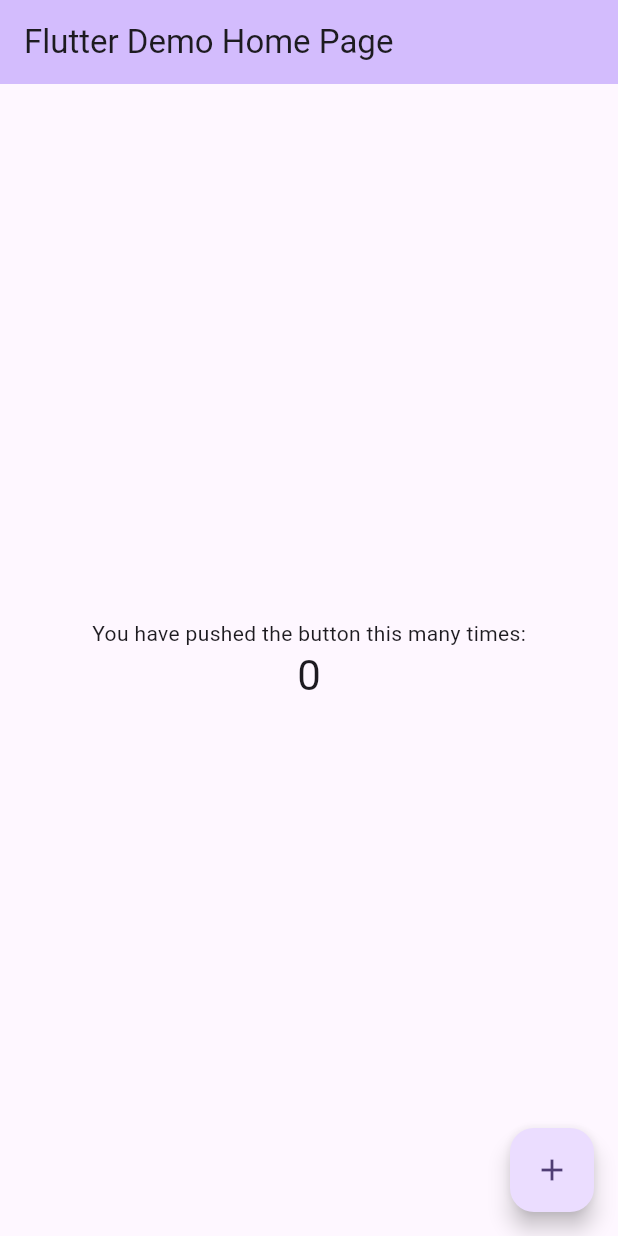
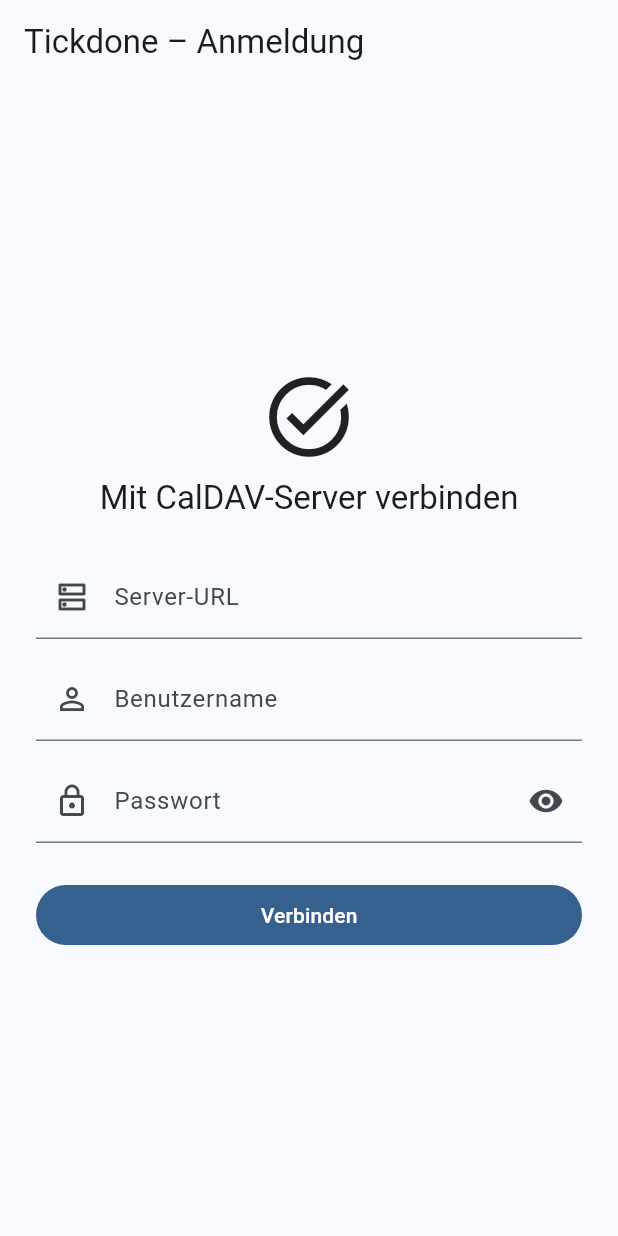
Before and after one commit to felixcrafter54/tickdone, a Flutter app: the screen it shows after launch, on a phone screen of 412 x 824 dp. Run offline on Flutter 3.47's test engine with Material 3 defaults, Android fonts, the phone set to English and light mode, and no system bars; missing offline and left inert: caldav.

Commit message:
Login-Screen und CalDAV-Listenuebersicht (Spec Schritt 1+2)
- Projektstruktur: lib/services, lib/state, lib/ui
- CalDavService: Verbindung mit Discovery und Pfad-Kandidaten
  (Basis-URL, /caldav, /radicale), klare Fehlermeldung bei 401
- AppState (ChangeNotifier + provider) als einfaches State-Management
- Anmeldebildschirm (Server-URL, Benutzer, Passwort) mit Validierung,
  Passwort wird noch nicht gespeichert
- Listenuebersicht: Collections mit VTODO, Farbe, Pull-to-Refresh, Abmelden
- Pakete: caldav 1.5.0, provider 6.1.5
- Widget-Tests fuer den Anmeldebildschirm

Co-Authored-By: Claude Fable 5 <noreply@anthropic.com>

```diff
--- a/lib/main.dart
+++ b/lib/main.dart
@@ -1,121 +1,28 @@
 import 'package:flutter/material.dart';
+import 'package:provider/provider.dart';
+
+import 'state/app_state.dart';
+import 'ui/login_screen.dart';
 
 void main() {
-  runApp(const MyApp());
+  runApp(const TickdoneApp());
 }
 
-class MyApp extends StatelessWidget {
-  const MyApp({super.key});
-
-  // This widget is the root of your application.
-  @override
-  Widget build(BuildContext context) {
-    return MaterialApp(
-      title: 'Flutter Demo',
-      theme: ThemeData(
-        // This is the theme of your application.
-        //
-        // TRY THIS: Try running your application with "flutter run". You'll see
-        // the application has a purple toolbar. Then, without quitting the app,
-        // try changing the seedColor in the colorScheme below to Colors.green
-        // and then invoke "hot reload" (save your changes or press the "hot
-        // reload" button in a Flutter-supported IDE, or press "r" if you used
-        // the command line to start the app).
-        //
-        // Notice that the counter didn't reset back to zero; the application
-        // state is not lost during the reload. To reset the state, use hot
-        // restart instead.
-        //
-        // This works for code too, not just values: Most code changes can be
-        // tested with just a hot reload.
-        colorScheme: .fromSeed(seedColor: Colors.deepPurple),
-      ),
-      home: const MyHomePage(title: 'Flutter Demo Home Page'),
-    );
-  }
-}
-
-class MyHomePage extends StatefulWidget {
-  const MyHomePage({super.key, required this.title});
-
-  // This widget is the home page of your application. It is stateful, meaning
-  // that it has a State object (defined below) that contains fields that affect
-  // how it looks.
-
-  // This class is the configuration for the state. It holds the values (in this
-  // case the title) provided by the parent (in this case the App widget) and
-  // used by the build method of the State. Fields in a Widget subclass are
-  // always marked "final".
-
-  final String title;
-
-  @override
-  State<MyHomePage> createState() => _MyHomePageState();
-}
-
-class _MyHomePageState extends State<MyHomePage> {
-  int _counter = 0;
-
-  void _incrementCounter() {
-    setState(() {
-      // This call to setState tells the Flutter framework that something has
-      // changed in this State, which causes it to rerun the build method below
-      // so that the display can reflect the updated values. If we changed
-      // _counter without calling setState(), then the build method would not be
-      // called again, and so nothing would appear to happen.
-      _counter++;
-    });
-  }
+/// Einstiegspunkt: stellt den AppState per Provider bereit
+/// und startet mit dem Anmeldebildschirm.
+class TickdoneApp extends StatelessWidget {
+  const TickdoneApp({super.key});
 
   @override
   Widget build(BuildContext context) {
-    // This method is rerun every time setState is called, for instance as done
-    // by the _incrementCounter method above.
-    //
-    // The Flutter framework has been optimized to make rerunning build methods
-    // fast, so that you can just rebuild anything that needs updating rather
-    // than having to individually change instances of widgets.
-    return Scaffold(
-      appBar: AppBar(
-        // TRY THIS: Try changing the color here to a specific color (to
-        // Colors.amber, perhaps?) and trigger a hot reload to see the AppBar
-        // change color while the other colors stay the same.
-        backgroundColor: Theme.of(context).colorScheme.inversePrimary,
-        // Here we take the value from the MyHomePage object that was created by
-        // the App.build method, and use it to set our appbar title.
-        title: Text(widget.title),
-      ),
-      body: Center(
-        // Center is a layout widget. It takes a single child and positions it
-        // in the middle of the parent.
-        child: Column(
-          // Column is also a layout widget. It takes a list of children and
-          // arranges them vertically. By default, it sizes itself to fit its
-          // children horizontally, and tries to be as tall as its parent.
-          //
-          // Column has various properties to control how it sizes itself and
-          // how it positions its children. Here we use mainAxisAlignment to
-          // center the children vertically; the main axis here is the vertical
-          // axis because Columns are vertical (the cross axis would be
-          // horizontal).
-          //
-          // TRY THIS: Invoke "debug painting" (choose the "Toggle Debug Paint"
-          // action in the IDE, or press "p" in the console), to see the
-          // wireframe for each widget.
-          mainAxisAlignment: .center,
-          children: [
-            const Text('You have pushed the button this many times:'),
-            Text(
-              '$_counter',
-              style: Theme.of(context).textTheme.headlineMedium,
-            ),
-          ],
+    return ChangeNotifierProvider(
+      create: (_) => AppState(),
+      child: MaterialApp(
+        title: 'Tickdone',
+        theme: ThemeData(
+          colorScheme: ColorScheme.fromSeed(seedColor: Colors.blue),
         ),
-      ),
-      floatingActionButton: FloatingActionButton(
-        onPressed: _incrementCounter,
-        tooltip: 'Increment',
-        child: const Icon(Icons.add),
+        home: const LoginScreen(),
       ),
     );
   }
--- /dev/null
+++ b/lib/services/caldav_service.dart
@@ -0,0 +1,100 @@
+import 'package:caldav/caldav.dart';
+
+/// Kapselt die CalDAV-Verbindung zum Server.
+///
+/// Der Nutzer gibt meist nur die Domain ein. Das Paket `caldav` übernimmt die
+/// eigentliche Discovery (.well-known/caldav, Principal, Calendar-Home).
+/// Zusätzlich probieren wir gängige Pfad-Kandidaten durch (siehe Spec,
+/// Abschnitt 2), falls der Server kein .well-known anbietet.
+class CalDavService {
+  CalDavClient? _client;
+  String? _verbundeneUrl;
+
+  bool get istVerbunden => _client != null;
+
+  /// Die URL, mit der die Verbindung geklappt hat
+  /// (wird später gecacht, um Discovery-Requests zu sparen).
+  String? get verbundeneUrl => _verbundeneUrl;
+
+  CalDavClient get client {
+    final c = _client;
+    if (c == null) {
+      throw StateError('Nicht verbunden – zuerst verbinden() aufrufen.');
+    }
+    return c;
+  }
+
+  /// Baut die Verbindung auf und prüft die Zugangsdaten.
+  ///
+  /// Probiert nacheinander: eingegebene URL → `<basis>/caldav` →
+  /// `<basis>/radicale`. Bei falschen Zugangsdaten (401) wird sofort
+  /// abgebrochen, weitere Pfade zu probieren bringt dann nichts.
+  Future<void> verbinden({
+    required String serverUrl,
+    required String benutzer,
+    required String passwort,
+  }) async {
+    trennen();
+    final basis = _normalisiereUrl(serverUrl);
+    final kandidaten = <String>[
+      basis,
+      '$basis/caldav',
+      '$basis/radicale',
+    ];
+
+    Object? letzterFehler;
+    for (final url in kandidaten) {
+      try {
+        _client = await CalDavClient.connect(
+          baseUrl: url,
+          username: benutzer,
+          password: passwort,
+          // HTTP nur für lokale Test-Server zulassen (z.B. Radicale im LAN).
+          allowInsecure: url.startsWith('http://'),
+        );
+        _verbundeneUrl = url;
+        return;
+      } on CalDavException catch (fehler) {
+        if (fehler.statusCode == 401) {
+          throw Exception('Anmeldung fehlgeschlagen: '
+              'Benutzername oder Passwort ist falsch.');
+        }
+        letzterFehler = fehler;
+      } catch (fehler) {
+        letzterFehler = fehler;
+      }
+    }
+    throw Exception('Keine CalDAV-Verbindung zu "$basis" möglich. '
+        'Letzter Fehler: $letzterFehler');
+  }
+
+  /// Lädt alle Collections des Nutzers und filtert auf solche,
+  /// die Aufgaben (VTODO) unterstützen.
+  Future<List<Calendar>> ladeAufgabenlisten() async {
+    final alle = await client.getCalendars();
+    final mitVtodo = alle.where((liste) => liste.supportsTodos).toList();
+    // Manche Server melden kein supported-calendar-component-set.
+    // Dann lieber alle Collections anzeigen statt gar keine.
+    return mitVtodo.isEmpty ? alle : mitVtodo;
+  }
+
+  /// Verbindung schließen und Zustand zurücksetzen.
+  void trennen() {
+    _client?.close();
+    _client = null;
+    _verbundeneUrl = null;
+  }
+
+  /// Ergänzt fehlendes Schema (https) und entfernt abschließende Slashes,
+  /// damit die Pfad-Kandidaten sauber angehängt werden können.
+  String _normalisiereUrl(String eingabe) {
+    var url = eingabe.trim();
+    if (!url.startsWith('http://') && !url.startsWith('https://')) {
+      url = 'https://$url';
+    }
+    while (url.endsWith('/')) {
+      url = url.substring(0, url.length - 1);
+    }
+    return url;
+  }
+}
--- /dev/null
+++ b/lib/state/app_state.dart
@@ -0,0 +1,76 @@
+import 'package:caldav/caldav.dart';
+import 'package:flutter/foundation.dart';
+
+import '../services/caldav_service.dart';
+
+/// Zentraler App-Zustand: Verbindung und geladene Aufgabenlisten.
+///
+/// Bewusst einfach gehalten: EIN ChangeNotifier, den `provider` der
+/// Widget-Hierarchie bereitstellt. Mehr Struktur (z.B. mehrere Notifier)
+/// erst, wenn die App wirklich danach verlangt.
+class AppState extends ChangeNotifier {
+  final CalDavService _caldav = CalDavService();
+
+  bool laedt = false;
+  String? fehlermeldung;
+  List<Calendar> aufgabenlisten = [];
+
+  bool get istVerbunden => _caldav.istVerbunden;
+  String? get verbundeneUrl => _caldav.verbundeneUrl;
+
+  /// Anmelden und direkt die Aufgabenlisten laden.
+  /// Gibt true zurück, wenn beides geklappt hat.
+  Future<bool> anmelden({
+    required String serverUrl,
+    required String benutzer,
+    required String passwort,
+  }) async {
+    laedt = true;
+    fehlermeldung = null;
+    notifyListeners();
+    try {
+      await _caldav.verbinden(
+        serverUrl: serverUrl,
+        benutzer: benutzer,
+        passwort: passwort,
+      );
+      aufgabenlisten = await _caldav.ladeAufgabenlisten();
+      return true;
+    } catch (fehler) {
+      fehlermeldung = _lesbareMeldung(fehler);
+      return false;
+    } finally {
+      laedt = false;
+      notifyListeners();
+    }
+  }
+
+  /// Listen neu vom Server holen (z.B. per Pull-to-Refresh).
+  Future<void> listenNeuLaden() async {
+    if (!istVerbunden) return;
+    laedt = true;
+    fehlermeldung = null;
+    notifyListeners();
+    try {
+      aufgabenlisten = await _caldav.ladeAufgabenlisten();
+    } catch (fehler) {
+      fehlermeldung = _lesbareMeldung(fehler);
+    } finally {
+      laedt = false;
+      notifyListeners();
+    }
+  }
+
+  /// Verbindung trennen und Zustand leeren.
+  void abmelden() {
+    _caldav.trennen();
+    aufgabenlisten = [];
+    fehlermeldung = null;
+    notifyListeners();
+  }
+
+  /// Technische Präfixe entfernen, damit die Meldung in der UI lesbar ist.
+  String _lesbareMeldung(Object fehler) {
+    return fehler.toString().replaceFirst('Exception: ', '');
+  }
+}
--- /dev/null
+++ b/lib/ui/login_screen.dart
@@ -0,0 +1,144 @@
+import 'package:flutter/material.dart';
+import 'package:provider/provider.dart';
+
+import '../state/app_state.dart';
+import 'listen_screen.dart';
+
+/// Anmeldebildschirm: Server-URL, Benutzername, Passwort.
+///
+/// Das Passwort wird bewusst NICHT dauerhaft gespeichert –
+/// das kommt später mit flutter_secure_storage (Spec, Schritt 8).
+class LoginScreen extends StatefulWidget {
+  const LoginScreen({super.key});
+
+  @override
+  State<LoginScreen> createState() => _LoginScreenState();
+}
+
+class _LoginScreenState extends State<LoginScreen> {
+  final _formKey = GlobalKey<FormState>();
+  final _serverController = TextEditingController();
+  final _benutzerController = TextEditingController();
+  final _passwortController = TextEditingController();
+  bool _passwortSichtbar = false;
+
+  @override
+  void dispose() {
+    _serverController.dispose();
+    _benutzerController.dispose();
+    _passwortController.dispose();
+    super.dispose();
+  }
+
+  Future<void> _anmelden() async {
+    if (!_formKey.currentState!.validate()) return;
+    final appState = context.read<AppState>();
+    final erfolgreich = await appState.anmelden(
+      serverUrl: _serverController.text,
+      benutzer: _benutzerController.text.trim(),
+      passwort: _passwortController.text,
+    );
+    if (erfolgreich && mounted) {
+      Navigator.of(context).pushReplacement(
+        MaterialPageRoute(builder: (_) => const ListenScreen()),
+      );
+    }
+  }
+
+  @override
+  Widget build(BuildContext context) {
+    final appState = context.watch<AppState>();
+    return Scaffold(
+      appBar: AppBar(title: const Text('Tickdone – Anmeldung')),
+      body: Center(
+        child: SingleChildScrollView(
+          padding: const EdgeInsets.all(24),
+          child: ConstrainedBox(
+            constraints: const BoxConstraints(maxWidth: 400),
+            child: Form(
+              key: _formKey,
+              child: Column(
+                mainAxisSize: MainAxisSize.min,
+                crossAxisAlignment: CrossAxisAlignment.stretch,
+                children: [
+                  const Icon(Icons.task_alt, size: 64),
+                  const SizedBox(height: 8),
+                  Text(
+                    'Mit CalDAV-Server verbinden',
+                    textAlign: TextAlign.center,
+                    style: Theme.of(context).textTheme.titleLarge,
+                  ),
+                  const SizedBox(height: 24),
+                  TextFormField(
+                    controller: _serverController,
+                    decoration: const InputDecoration(
+                      labelText: 'Server-URL',
+                      hintText: 'z.B. https://server.example.de',
+                      prefixIcon: Icon(Icons.dns_outlined),
+                    ),
+                    keyboardType: TextInputType.url,
+                    autocorrect: false,
+                    validator: (wert) => (wert == null || wert.trim().isEmpty)
+                        ? 'Bitte Server-URL eingeben'
+                        : null,
+                  ),
+                  const SizedBox(height: 12),
+                  TextFormField(
+                    controller: _benutzerController,
+                    decoration: const InputDecoration(
+                      labelText: 'Benutzername',
+                      prefixIcon: Icon(Icons.person_outline),
+                    ),
+                    autocorrect: false,
+                    validator: (wert) => (wert == null || wert.trim().isEmpty)
+                        ? 'Bitte Benutzername eingeben'
+                        : null,
+                  ),
+                  const SizedBox(height: 12),
+                  TextFormField(
+                    controller: _passwortController,
+                    decoration: InputDecoration(
+                      labelText: 'Passwort',
+                      prefixIcon: const Icon(Icons.lock_outline),
+                      suffixIcon: IconButton(
+                        icon: Icon(_passwortSichtbar
+                            ? Icons.visibility_off
+                            : Icons.visibility),
+                        onPressed: () => setState(
+                            () => _passwortSichtbar = !_passwortSichtbar),
+                      ),
+                    ),
+                    obscureText: !_passwortSichtbar,
+                    validator: (wert) => (wert == null || wert.isEmpty)
+                        ? 'Bitte Passwort eingeben'
+                        : null,
+                    onFieldSubmitted: (_) => _anmelden(),
+                  ),
+                  const SizedBox(height: 24),
+                  if (appState.fehlermeldung != null) ...[
+                    Text(
+                      appState.fehlermeldung!,
+                      style: TextStyle(
+                          color: Theme.of(context).colorScheme.error),
+                    ),
+                    const SizedBox(height: 12),
+                  ],
+                  FilledButton(
+                    onPressed: appState.laedt ? null : _anmelden,
+                    child: appState.laedt
+                        ? const SizedBox(
+                            width: 20,
+                            height: 20,
+                            child: CircularProgressIndicator(strokeWidth: 2),
+                          )
+                        : const Text('Verbinden'),
+                  ),
+                ],
+              ),
+            ),
+          ),
+        ),
+      ),
+    );
+  }
+}
--- a/pubspec.yaml
+++ b/pubspec.yaml
@@ -34,6 +34,8 @@ dependencies:
   # The following adds the Cupertino Icons font to your application.
   # Use with the CupertinoIcons class for iOS style icons.
   cupertino_icons: ^1.0.8
+  caldav: ^1.5.0
+  provider: ^6.1.5+1
 
 dev_dependencies:
   flutter_test:
```
Also changed, not shown: lib/ui/listen_screen.dart (added, +118 -0 lines), pubspec.lock, 1 other file.
